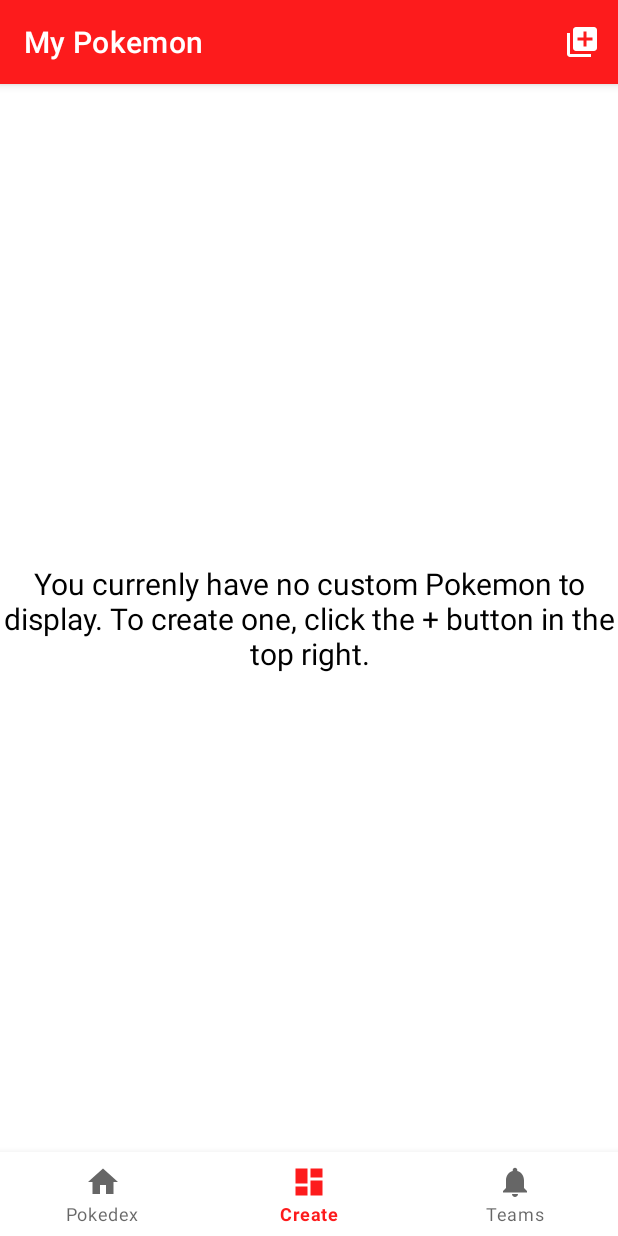
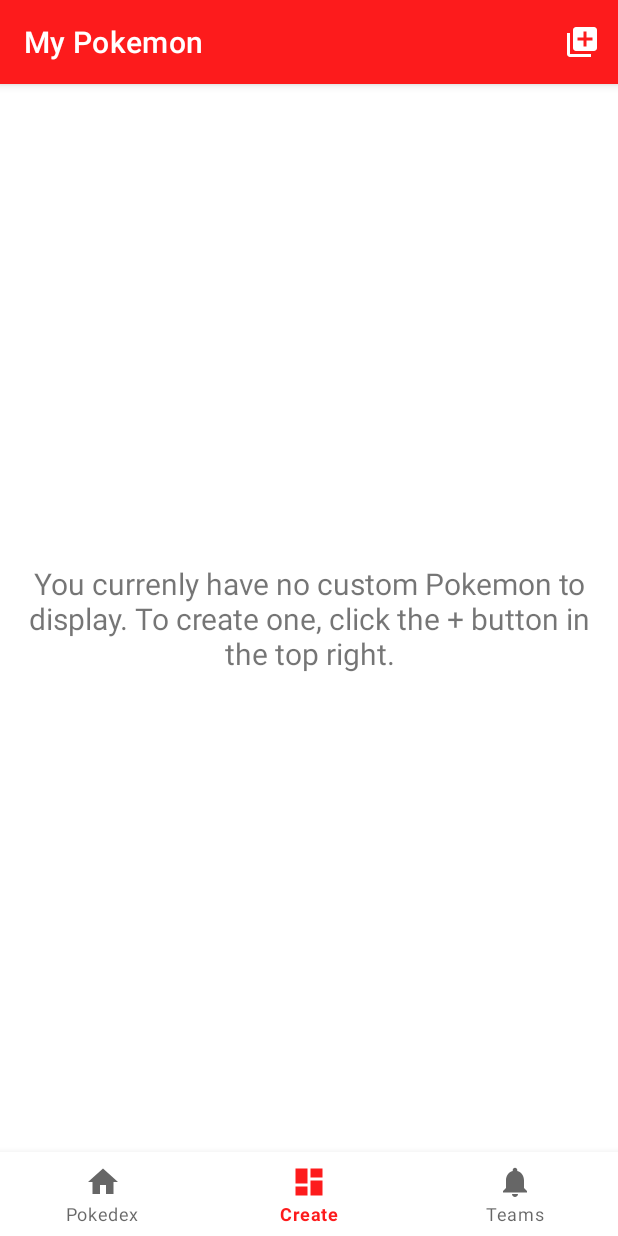
Before and after one commit to jacobmichels/Android-Pokedex, an Android app: the CustomPokemonListFragment screen opened through its navigation route, on a phone screen of 412 x 824 dp. Run offline under Robolectric (Android 15) with nearby library versions, the phone set to English and light mode, and no system bars; our stand-ins replace Room's generated code, data binding, navigation-ui; pictures from the network do not load; 1 statement that could not run was skipped.

Commit message:
center no item text

```diff
--- a/app/src/main/res/layout/fragment_creation_list.xml
+++ b/app/src/main/res/layout/fragment_creation_list.xml
@@ -14,11 +14,12 @@
 
         <TextView
             android:id="@+id/no_custom_pokemon_text"
-            android:layout_width="wrap_content"
+            android:layout_width="0dp"
             android:layout_height="wrap_content"
+            android:layout_marginStart="16dp"
+            android:layout_marginEnd="16dp"
             android:text="You currenly have no custom Pokemon to display. To create one, click the + button in the top right."
             android:textAlignment="center"
-            android:textColor="@color/black"
             android:textSize="20dp"
             android:visibility="visible"
             app:layout_constraintBottom_toBottomOf="@+id/custom_pokemon_grid"
--- a/app/src/main/res/layout/fragment_list.xml
+++ b/app/src/main/res/layout/fragment_list.xml
@@ -14,8 +14,10 @@
 
         <TextView
             android:id="@+id/no_pokemon_text"
-            android:layout_width="wrap_content"
+            android:layout_width="0dp"
             android:layout_height="wrap_content"
+            android:layout_marginStart="16dp"
+            android:layout_marginEnd="16dp"
             android:text="There are no Pokemon to display. To download Pokemon, open the menu at the top right and tap Refresh"
             android:textAlignment="center"
             android:textSize="20dp"
```
